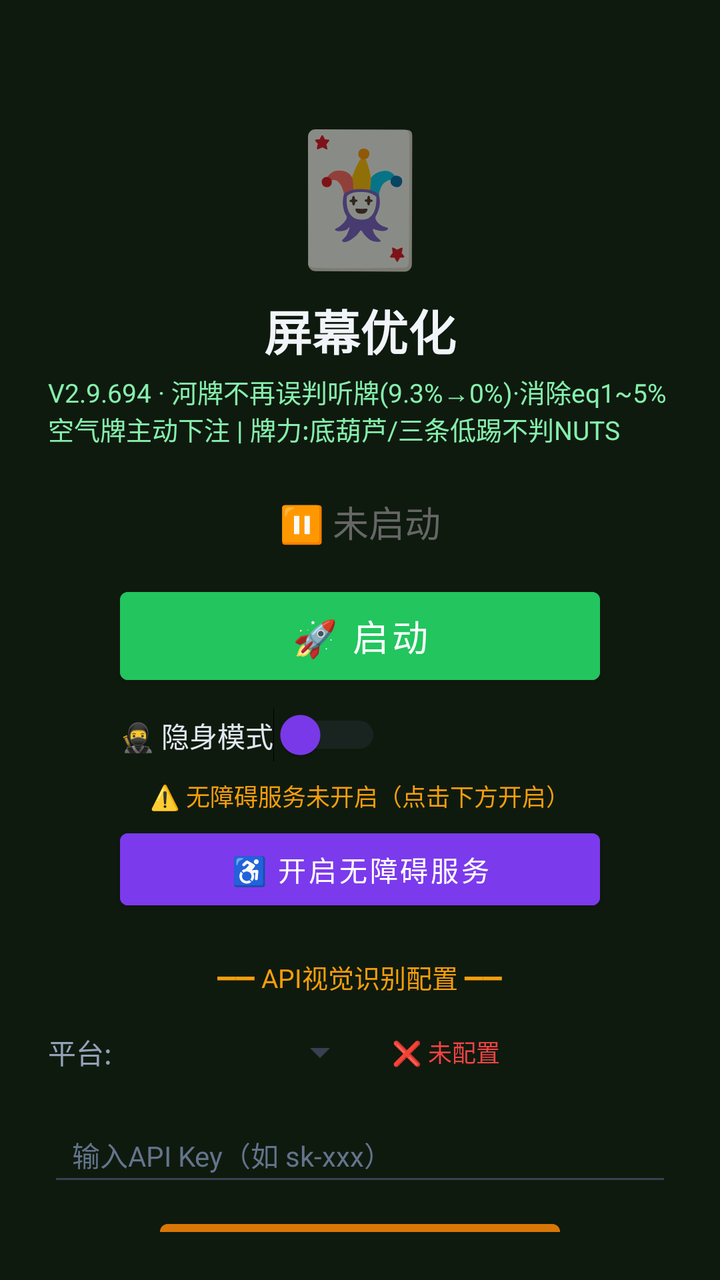
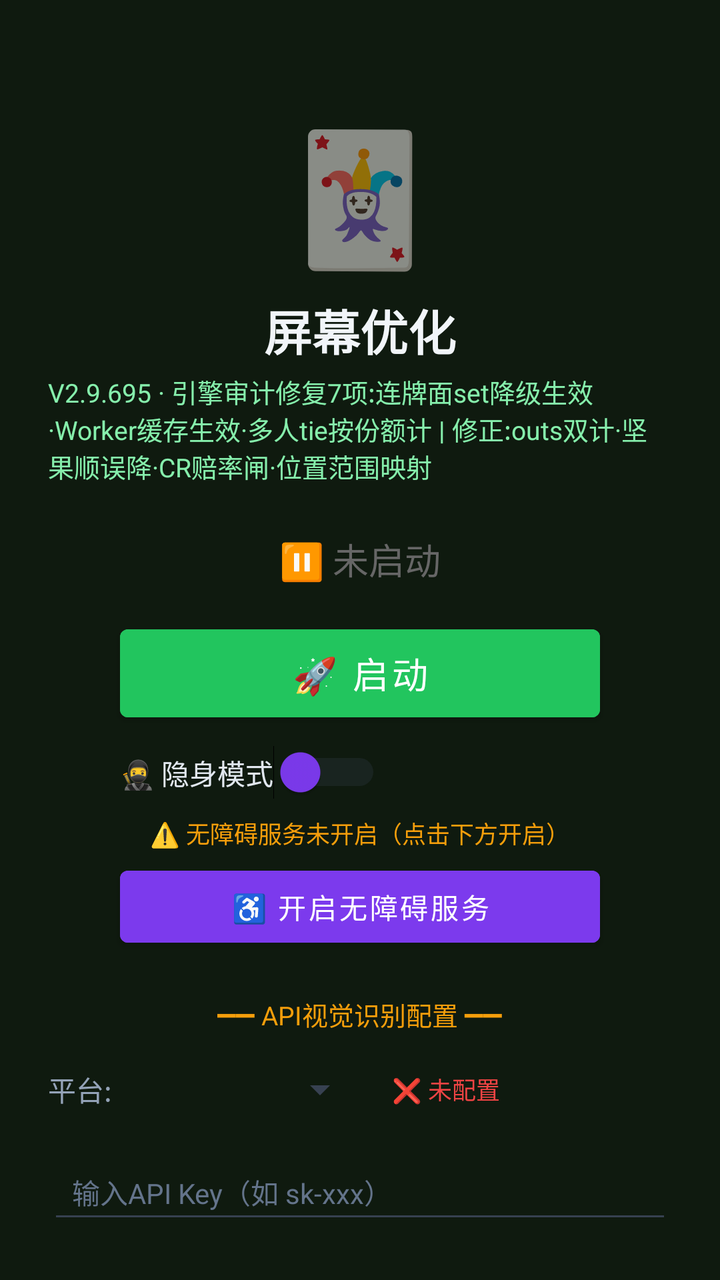

Before-and-after screenshots of an Android layout around one commit, followed by the original layout XML and the change that was made.
<!-- AndroidManifest.xml: activity theme Theme.MjScreenshot -->
<!-- res/layout/activity_main.xml -->
<?xml version="1.0" encoding="utf-8"?>
<LinearLayout xmlns:android="http://schemas.android.com/apk/res/android"
    android:layout_width="match_parent"
    android:layout_height="match_parent"
    android:orientation="vertical"
    android:background="#0f1a0f"
    android:padding="24dp"
    android:gravity="center_horizontal">

    <TextView
        android:layout_width="wrap_content"
        android:layout_height="wrap_content"
        android:text="🃏"
        android:textSize="64sp"
        android:layout_marginTop="30dp" />

    <TextView
        android:layout_width="wrap_content"
        android:layout_height="wrap_content"
        android:text="屏幕优化"
        android:textSize="24sp"
        android:textColor="#f1f5f9"
        android:textStyle="bold"
        android:layout_marginTop="8dp" />

    <TextView
        android:layout_width="wrap_content"
        android:layout_height="wrap_content"
        android:text="V2.9.694 · 河牌不再误判听牌(9.3%→0%)·消除eq1~5%空气牌主动下注 | 牌力:底葫芦/三条低踢不判NUTS"
        android:textSize="13sp"
        android:textColor="#86efac"
        android:layout_marginTop="4dp" />

    <TextView
        android:id="@+id/tvStatus"
        android:layout_width="wrap_content"
        android:layout_height="wrap_content"
        android:text="⏸ 未启动"
        android:textSize="18sp"
        android:textColor="#666666"
        android:layout_marginTop="24dp" />

    <Button
        android:id="@+id/btnStart"
        android:layout_width="240dp"
        android:layout_height="56dp"
        android:text="🚀 启动"
        android:textSize="18sp"
        android:textColor="#ffffff"
        android:backgroundTint="#22c55e"
        android:layout_marginTop="16dp" />

    <Button
        android:id="@+id/btnHelper"
        android:layout_width="240dp"
        android:layout_height="56dp"
        android:text="🃏 打开智囊"
        android:textSize="16sp"
        android:textColor="#ffffff"
        android:backgroundTint="#16a34a"
        android:layout_marginTop="12dp"
        android:visibility="gone" />

    
    <LinearLayout
        android:layout_width="240dp"
        android:layout_height="wrap_content"
        android:orientation="horizontal"
        android:gravity="center_vertical"
        android:layout_marginTop="8dp">

        <Switch
            android:id="@+id/switchStealth"
            android:layout_width="wrap_content"
            android:layout_height="wrap_content"
            android:text="🥷 隐身模式"
            android:textColor="#e2e8f0"
            android:textSize="14sp"
            android:thumbTint="#7c3aed"
            android:trackTint="#374151" />
    </LinearLayout>

    <TextView
        android:id="@+id/tvAccessibilityStatus"
        android:layout_width="wrap_content"
        android:layout_height="wrap_content"
        android:text="⚠️ 无障碍服务未开启（点击下方开启）"
        android:textSize="12sp"
        android:textColor="#f59e0b"
        android:layout_marginTop="8dp"
        android:gravity="center" />

    <Button
        android:id="@+id/btnAccessibility"
        android:layout_width="240dp"
        android:layout_height="48dp"
        android:text="♿ 开启无障碍服务"
        android:textSize="14sp"
        android:textColor="#ffffff"
        android:backgroundTint="#7c3aed"
        android:layout_marginTop="4dp" />

    <TextView
        android:layout_width="wrap_content"
        android:layout_height="wrap_content"
        android:text="━━ API视觉识别配置 ━━"
        android:textSize="13sp"
        android:textColor="#f59e0b"
        android:layout_marginTop="20dp" />

    <LinearLayout
        android:layout_width="match_parent"
        android:layout_height="wrap_content"
        android:orientation="horizontal"
        android:layout_marginTop="8dp"
        android:gravity="center_vertical">

        <TextView
            android:layout_width="wrap_content"
            android:layout_height="wrap_content"
            android:text="平台:"
            android:textSize="14sp"
            android:textColor="#94a3b8" />

        <Spinner
            android:id="@+id/spinnerProvider"
            android:layout_width="120dp"
            android:layout_height="40dp"
            android:layout_marginStart="8dp"
            android:backgroundTint="#374151" />

        <TextView
            android:id="@+id/tvApiStatus"
            android:layout_width="wrap_content"
            android:layout_height="wrap_content"
            android:text="❌ 未配置"
            android:textSize="12sp"
            android:textColor="#ef4444"
            android:layout_marginStart="12dp" />
    </LinearLayout>

    <EditText
        android:id="@+id/etApiKey"
        android:layout_width="match_parent"
        android:layout_height="44dp"
        android:hint="输入API Key（如 sk-xxx）"
        android:textSize="14sp"
        android:textColor="#e2e8f0"
        android:textColorHint="#64748b"
        android:backgroundTint="#374151"
        android:inputType="textPassword"
        android:layout_marginTop="8dp"
        android:paddingStart="12dp"
        android:paddingEnd="12dp" />

    <Button
        android:id="@+id/btnSaveApi"
        android:layout_width="200dp"
        android:layout_height="44dp"
        android:text="💾 保存API配置"
        android:textSize="14sp"
        android:textColor="#ffffff"
        android:backgroundTint="#d97706"
        android:layout_marginTop="8dp" />

    <TextView
        android:id="@+id/tvHint"
        android:layout_width="wrap_content"
        android:layout_height="wrap_content"
        android:text="先点上方按钮启动截屏"
        android:textSize="13sp"
        android:textColor="#666666"
        android:layout_marginTop="12dp"
        android:gravity="center" />

    <TextView
        android:layout_width="wrap_content"
        android:layout_height="wrap_content"
        android:text="使用步骤：\n1. 配置API Key（支持OpenAI/通义千问VL/硅基流动）\n2. 点「开启无障碍服务」→ 开启\n3. 开启「🥷隐身模式」(反检测)\n4. 点「启动」→ 允许悬浮窗\n5. 打牌时点屏幕上的🎯悬浮球即可截屏识别\n★ 拖动悬浮球可移到不挡牌的位置 ★\n★ 长按悬浮球可展开/收起详细面板 ★\n★ 悬浮球边框颜色=建议：绿=加注 橙=跟注 红=弃牌 ★"
        android:textSize="12sp"
        android:textColor="#64748b"
        android:layout_marginTop="12dp"
        android:lineSpacingExtra="3dp" />

</LinearLayout>
<!-- resources referenced by this layout -->
<resources>
  <style name="Theme.MjScreenshot" parent="Theme.MaterialComponents.DayNight.DarkActionBar">
          <item name="colorPrimary">#1e40af</item>
          <item name="colorPrimaryVariant">#1e3a8a</item>
          <item name="colorOnPrimary">#ffffff</item>
          <item name="android:statusBarColor">#0f172a</item>
      </style>
</resources>

<!-- the commit's change to res/layout/activity_main.xml (unified diff, before → after) -->
@@ -26,7 +26,7 @@
     <TextView
         android:layout_width="wrap_content"
         android:layout_height="wrap_content"
-        android:text="V2.9.694 · 河牌不再误判听牌(9.3%→0%)·消除eq1~5%空气牌主动下注 | 牌力:底葫芦/三条低踢不判NUTS"
+        android:text="V2.9.695 · 引擎审计修复7项:连牌面set降级生效·Worker缓存生效·多人tie按份额计 | 修正:outs双计·坚果顺误降·CR赔率闸·位置范围映射"
         android:textSize="13sp"
         android:textColor="#86efac"
         android:layout_marginTop="4dp" />
